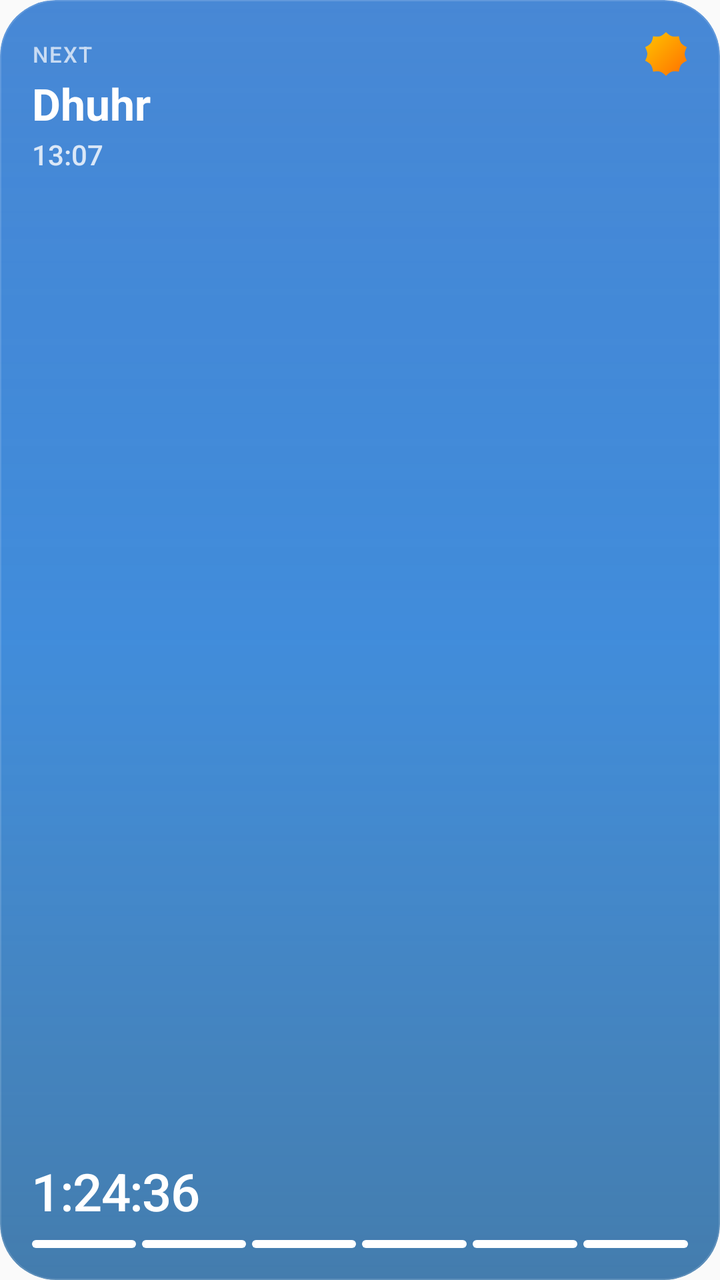
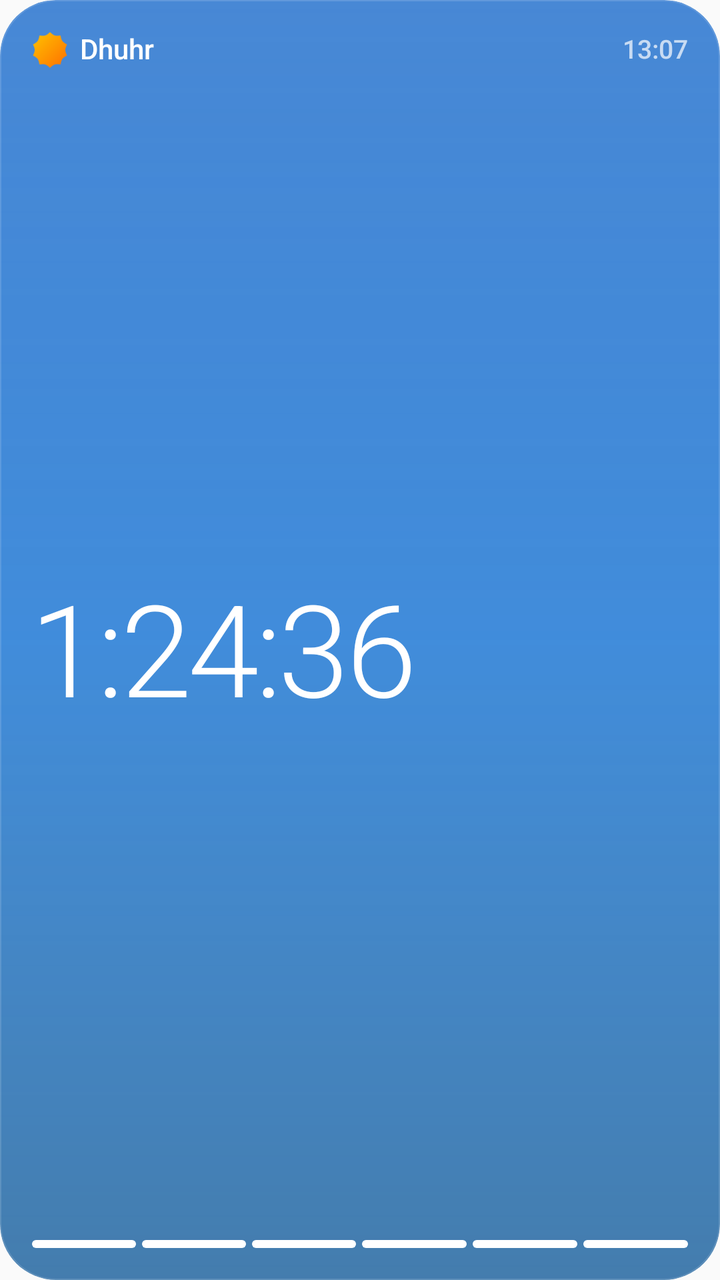

Before-and-after screenshots of an Android layout around one commit, followed by the original layout XML and the change that was made.
<!-- AndroidManifest.xml: application theme Theme.Waktiva -->
<!-- res/layout/widget_preview.xml -->
<?xml version="1.0" encoding="utf-8"?>
<FrameLayout xmlns:android="http://schemas.android.com/apk/res/android"
    android:id="@android:id/background"
    android:layout_width="match_parent"
    android:layout_height="match_parent"
    android:background="@drawable/widget_preview_bg"
    android:clipToOutline="true">

    <ImageView
        android:layout_width="match_parent"
        android:layout_height="match_parent"
        android:scaleType="fitXY"
        android:src="@drawable/widget_sheen" />

    <LinearLayout
        android:layout_width="match_parent"
        android:layout_height="match_parent"
        android:orientation="vertical"
        android:padding="@dimen/widget_padding">

        <LinearLayout
            android:layout_width="match_parent"
            android:layout_height="wrap_content"
            android:gravity="center_vertical"
            android:orientation="horizontal">

            <TextView
                android:layout_width="0dp"
                android:layout_height="wrap_content"
                android:layout_weight="1"
                android:fontFamily="sans-serif-medium"
                android:letterSpacing="0.06"
                android:maxLines="1"
                android:text="@string/widget_next_up"
                android:textAllCaps="true"
                android:textColor="#B3FFFFFF"
                android:textSize="11sp" />

            <ImageView
                android:layout_width="22dp"
                android:layout_height="22dp"
                android:src="@drawable/clear_day" />
        </LinearLayout>

        <TextView
            android:layout_width="match_parent"
            android:layout_height="wrap_content"
            android:layout_marginTop="2dp"
            android:fontFamily="sans-serif"
            android:includeFontPadding="false"
            android:maxLines="1"
            android:text="@string/prayer_dhuhr"
            android:textColor="#FFFFFFFF"
            android:textSize="22sp"
            android:textStyle="bold" />

        <TextView
            android:layout_width="match_parent"
            android:layout_height="wrap_content"
            android:layout_marginTop="2dp"
            android:fontFamily="sans-serif-medium"
            android:text="13:07"
            android:textColor="#CCFFFFFF"
            android:textSize="14sp" />

        <FrameLayout
            android:layout_width="match_parent"
            android:layout_height="0dp"
            android:layout_weight="1" />

        <TextView
            android:layout_width="match_parent"
            android:layout_height="wrap_content"
            android:fontFamily="sans-serif-medium"
            android:includeFontPadding="false"
            android:letterSpacing="-0.02"
            android:maxLines="1"
            android:text="1:24:36"
            android:textColor="#FFFFFFFF"
            android:textSize="26sp" />

        <include
            layout="@layout/widget_timeline"
            android:layout_width="match_parent"
            android:layout_height="4dp"
            android:layout_marginTop="8dp" />
    </LinearLayout>

</FrameLayout>
<!-- res/layout/widget_timeline.xml (included above) -->
<?xml version="1.0" encoding="utf-8"?>
<LinearLayout xmlns:android="http://schemas.android.com/apk/res/android"
    android:layout_width="match_parent"
    android:layout_height="4dp"
    android:orientation="horizontal">

    <ImageView
        android:id="@+id/widget_seg_1"
        android:layout_width="0dp"
        android:layout_height="match_parent"
        android:layout_weight="1"
        android:layout_marginEnd="3dp"
        android:scaleType="fitXY"
        android:src="@drawable/widget_segment" />

    <ImageView
        android:id="@+id/widget_seg_2"
        android:layout_width="0dp"
        android:layout_height="match_parent"
        android:layout_weight="1"
        android:layout_marginEnd="3dp"
        android:scaleType="fitXY"
        android:src="@drawable/widget_segment" />

    <ImageView
        android:id="@+id/widget_seg_3"
        android:layout_width="0dp"
        android:layout_height="match_parent"
        android:layout_weight="1"
        android:layout_marginEnd="3dp"
        android:scaleType="fitXY"
        android:src="@drawable/widget_segment" />

    <ImageView
        android:id="@+id/widget_seg_4"
        android:layout_width="0dp"
        android:layout_height="match_parent"
        android:layout_weight="1"
        android:layout_marginEnd="3dp"
        android:scaleType="fitXY"
        android:src="@drawable/widget_segment" />

    <ImageView
        android:id="@+id/widget_seg_5"
        android:layout_width="0dp"
        android:layout_height="match_parent"
        android:layout_weight="1"
        android:layout_marginEnd="3dp"
        android:scaleType="fitXY"
        android:src="@drawable/widget_segment" />

    <ImageView
        android:id="@+id/widget_seg_6"
        android:layout_width="0dp"
        android:layout_height="match_parent"
        android:layout_weight="1"
        android:scaleType="fitXY"
        android:src="@drawable/widget_segment" />

</LinearLayout>
<!-- resources referenced by this layout -->
<resources>
  <dimen name="widget_padding">16dp</dimen>
  <!-- drawable clear_day (drawable) -->
  <vector xmlns:aapt="http://schemas.android.com/aapt" xmlns:android="http://schemas.android.com/apk/res/android" android:autoMirrored="true" android:height="257dp" android:viewportHeight="257" android:viewportWidth="257" android:width="257dp">
        
      <path android:pathData="M161.93,24.56C146.55,19.54 128.41,0.2 128.41,0.2C128.41,0.2 110.27,19.54 94.89,24.56C79.39,29.61 53.15,24.56 53.15,24.56C53.15,24.56 49.84,51.07 40.25,64.26C30.7,77.38 6.63,88.68 6.63,88.68C6.63,88.68 19.47,111.97 19.47,128.2C19.47,144.43 6.63,167.72 6.63,167.72C6.63,167.72 30.7,179.02 40.25,192.15C49.84,205.33 53.15,231.84 53.15,231.84C53.15,231.84 79.39,226.79 94.89,231.84C110.27,236.86 128.41,256.2 128.41,256.2C128.41,256.2 146.55,236.86 161.93,231.84C177.43,226.79 203.68,231.84 203.68,231.84C203.68,231.84 206.99,205.33 216.58,192.15C226.12,179.02 250.19,167.72 250.19,167.72C250.19,167.72 237.35,144.43 237.35,128.2C237.35,111.97 250.19,88.68 250.19,88.68C250.19,88.68 226.12,77.38 216.58,64.26C206.99,51.07 203.68,24.56 203.68,24.56C203.68,24.56 177.43,29.61 161.93,24.56Z">
              
          <aapt:attr name="android:fillColor">
                    
              <gradient android:endX="256.4" android:endY="256.2" android:startX="0.4" android:startY="0.2" android:type="linear">
                          
                  <item android:color="#FFFFC400" android:offset="0"/>
                          
                  <item android:color="#FFFF6F00" android:offset="1"/>
                        
              </gradient>
                  
          </aapt:attr>
            
      </path>
      
  </vector>
  <!-- drawable widget_preview_bg (drawable) -->
  <?xml version="1.0" encoding="utf-8"?>
  <shape xmlns:android="http://schemas.android.com/apk/res/android"
      android:shape="rectangle">
      <gradient
          android:angle="270"
          android:startColor="#FF2773CE"
          android:endColor="#FF5AA6E8"
          android:type="linear" />
      <corners android:radius="@dimen/widget_corner_radius" />
  </shape>
  <!-- drawable widget_segment (drawable) -->
  <?xml version="1.0" encoding="utf-8"?>
  <shape xmlns:android="http://schemas.android.com/apk/res/android"
      android:shape="rectangle">
      <solid android:color="#FFFFFFFF" />
      <corners android:radius="2dp" />
  </shape>
  <!-- drawable widget_sheen (drawable) -->
  <?xml version="1.0" encoding="utf-8"?>
  <layer-list xmlns:android="http://schemas.android.com/apk/res/android">
      <item>
          <shape android:shape="rectangle">
              <gradient
                  android:angle="270"
                  android:startColor="#26FFFFFF"
                  android:centerColor="#00FFFFFF"
                  android:endColor="#00FFFFFF"
                  android:type="linear" />
              <corners android:radius="@dimen/widget_corner_radius" />
          </shape>
      </item>
      <item>
          <shape android:shape="rectangle">
              <gradient
                  android:angle="90"
                  android:startColor="#40000000"
                  android:centerColor="#00000000"
                  android:endColor="#00000000"
                  android:type="linear" />
              <corners android:radius="@dimen/widget_corner_radius" />
          </shape>
      </item>
      <item>
          <shape android:shape="rectangle">
              <stroke android:width="0.5dp" android:color="#24FFFFFF" />
              <corners android:radius="@dimen/widget_corner_radius" />
          </shape>
      </item>
  </layer-list>
  <string name="prayer_dhuhr">Dhuhr</string>
  <string name="widget_next_up">Next</string>
  <style name="Theme.Waktiva" parent="Theme.AppCompat.DayNight.NoActionBar" />
  <dimen name="widget_corner_radius">22dp</dimen>
</resources>

<!-- the commit's change to res/layout/widget_preview.xml (unified diff, before → after) -->
@@ -24,66 +24,55 @@
             android:gravity="center_vertical"
             android:orientation="horizontal">
 
+            <ImageView
+                android:layout_width="18dp"
+                android:layout_height="18dp"
+                android:layout_marginEnd="6dp"
+                android:src="@drawable/clear_day" />
+
             <TextView
                 android:layout_width="0dp"
                 android:layout_height="wrap_content"
                 android:layout_weight="1"
                 android:fontFamily="sans-serif-medium"
-                android:letterSpacing="0.06"
+                android:includeFontPadding="false"
                 android:maxLines="1"
-                android:text="@string/widget_next_up"
-                android:textAllCaps="true"
+                android:text="@string/prayer_dhuhr"
+                android:textColor="#FFFFFFFF"
+                android:textSize="14sp" />
+
+            <TextView
+                android:layout_width="wrap_content"
+                android:layout_height="wrap_content"
+                android:layout_marginStart="6dp"
+                android:fontFamily="sans-serif-medium"
+                android:includeFontPadding="false"
+                android:text="13:07"
                 android:textColor="#B3FFFFFF"
-                android:textSize="11sp" />
-
-            <ImageView
-                android:layout_width="22dp"
-                android:layout_height="22dp"
-                android:src="@drawable/clear_day" />
+                android:textSize="13sp" />
         </LinearLayout>
 
         <TextView
             android:layout_width="match_parent"
-            android:layout_height="wrap_content"
-            android:layout_marginTop="2dp"
-            android:fontFamily="sans-serif"
+            android:layout_height="0dp"
+            android:layout_weight="1"
+            android:autoSizeMaxTextSize="64sp"
+            android:autoSizeMinTextSize="22sp"
+            android:autoSizeStepGranularity="1sp"
+            android:autoSizeTextType="uniform"
+            android:fontFamily="sans-serif-light"
+            android:gravity="start|center_vertical"
             android:includeFontPadding="false"
-            android:maxLines="1"
-            android:text="@string/prayer_dhuhr"
-            android:textColor="#FFFFFFFF"
-            android:textSize="22sp"
-            android:textStyle="bold" />
-
-        <TextView
-            android:layout_width="match_parent"
-            android:layout_height="wrap_content"
-            android:layout_marginTop="2dp"
-            android:fontFamily="sans-serif-medium"
-            android:text="13:07"
-            android:textColor="#CCFFFFFF"
-            android:textSize="14sp" />
-
-        <FrameLayout
-            android:layout_width="match_parent"
-            android:layout_height="0dp"
-            android:layout_weight="1" />
-
-        <TextView
-            android:layout_width="match_parent"
-            android:layout_height="wrap_content"
-            android:fontFamily="sans-serif-medium"
-            android:includeFontPadding="false"
-            android:letterSpacing="-0.02"
+            android:letterSpacing="-0.03"
             android:maxLines="1"
             android:text="1:24:36"
             android:textColor="#FFFFFFFF"
-            android:textSize="26sp" />
+            android:textSize="48sp" />
 
         <include
             layout="@layout/widget_timeline"
             android:layout_width="match_parent"
-            android:layout_height="4dp"
-            android:layout_marginTop="8dp" />
+            android:layout_height="4dp" />
     </LinearLayout>
 
 </FrameLayout>
<!-- resource entries referenced after the edit -->
@@ -72,7 +72,6 @@
       </item>
   </layer-list>
   <string name="prayer_dhuhr">Dhuhr</string>
-  <string name="widget_next_up">Next</string>
   <style name="Theme.Waktiva" parent="Theme.AppCompat.DayNight.NoActionBar" />
   <dimen name="widget_corner_radius">22dp</dimen>
 </resources>
